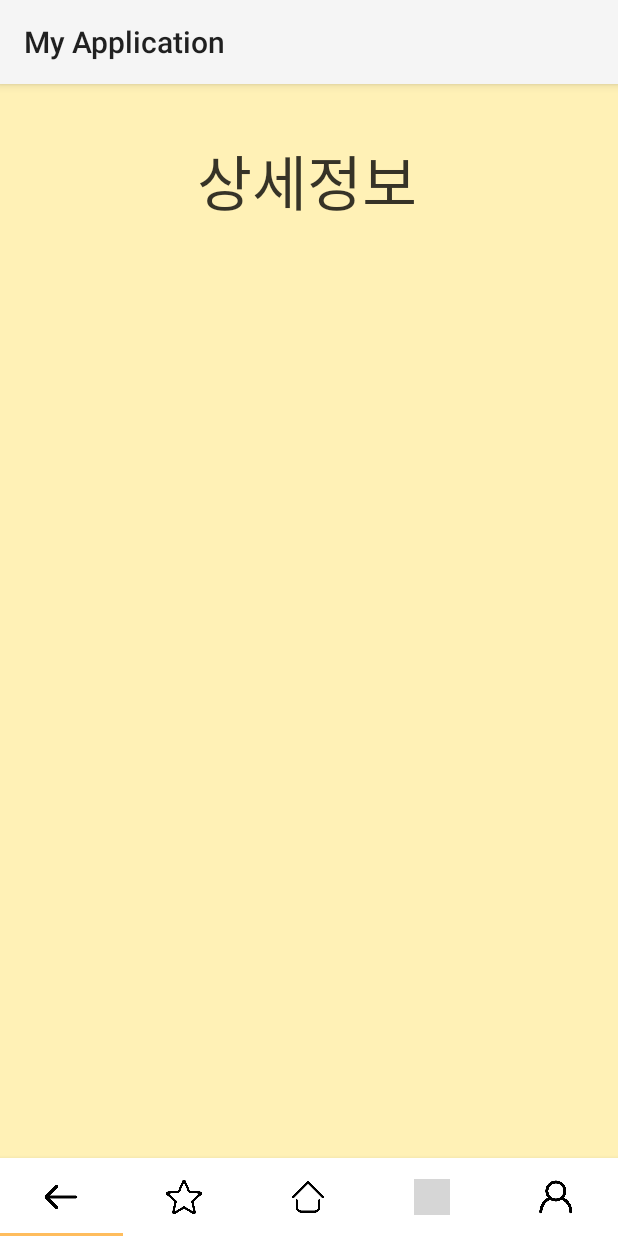
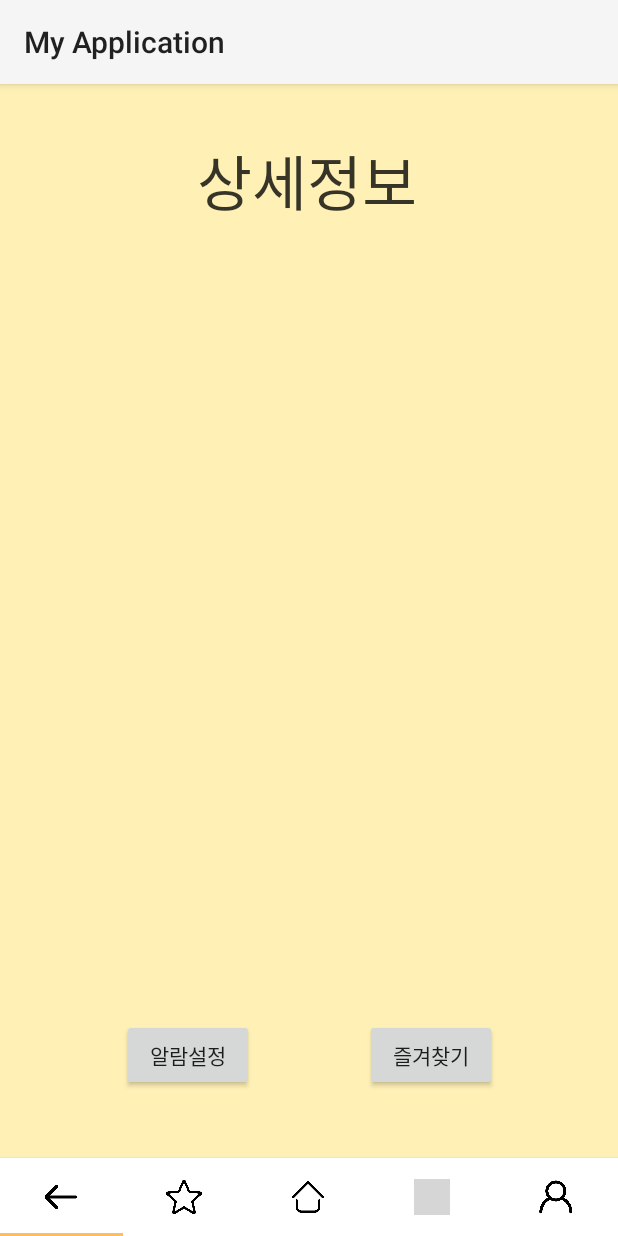
Before and after one commit to legowww/TTO-app, an Android app: the Detail screen opened directly, with no data from a screen before it, on a phone screen of 412 x 824 dp. Run offline under Robolectric (Android 15) with nearby library versions, the phone set to English and light mode, and no system bars; 1 statement that could not run was skipped; grey boxes are pictures that could not be loaded.

```diff
--- a/front/MyApplication_luis/MyApplication_luis/app/src/main/java/com/example/myapplication/Detail.kt
+++ b/front/MyApplication_luis/MyApplication_luis/app/src/main/java/com/example/myapplication/Detail.kt
@@ -13,7 +13,6 @@ class Detail : AppCompatActivity() {
     override fun onCreate(savedInstanceState: Bundle?) {
         super.onCreate(savedInstanceState)
         setContentView(R.layout.activity_detail)
-
 
         val back = Intent(this,Routelist::class.java)
         val star = Intent(this,Favorites::class.java)
--- a/front/MyApplication_luis/MyApplication_luis/app/src/main/res/layout/activity_detail.xml
+++ b/front/MyApplication_luis/MyApplication_luis/app/src/main/res/layout/activity_detail.xml
@@ -26,17 +26,17 @@
     <TextView
         android:id="@+id/detail2"
         android:layout_width="320dp"
-        android:layout_height="480dp"
+        android:layout_height="450dp"
         android:fontFamily="@font/jalnan"
         android:gravity="center"
         android:text="안녕하세요"
         android:textSize="14sp"
         app:layout_constraintBottom_toBottomOf="parent"
         app:layout_constraintEnd_toEndOf="parent"
-        app:layout_constraintHorizontal_bias="0.497"
+        app:layout_constraintHorizontal_bias="0.494"
         app:layout_constraintStart_toStartOf="parent"
         app:layout_constraintTop_toTopOf="parent"
-        app:layout_constraintVertical_bias="0.499" />
+        app:layout_constraintVertical_bias="0.402" />
 
     <com.google.android.material.tabs.TabLayout
         android:id="@+id/tabs"
@@ -85,4 +85,28 @@
 
     </com.google.android.material.tabs.TabLayout>
 
+    <Button
+        android:id="@+id/alarm"
+        android:layout_width="wrap_content"
+        android:layout_height="wrap_content"
+        android:text="알람설정"
+        app:layout_constraintBottom_toBottomOf="@+id/tabs"
+        app:layout_constraintEnd_toEndOf="parent"
+        app:layout_constraintHorizontal_bias="0.25"
+        app:layout_constraintStart_toStartOf="parent"
+        app:layout_constraintTop_toTopOf="parent"
+        app:layout_constraintVertical_bias="0.866" />
+
+    <Button
+        android:id="@+id/favorite"
+        android:layout_width="wrap_content"
+        android:layout_height="wrap_content"
+        android:text="즐겨찾기"
+        app:layout_constraintBottom_toBottomOf="@+id/tabs"
+        app:layout_constraintEnd_toEndOf="parent"
+        app:layout_constraintHorizontal_bias="0.75"
+        app:layout_constraintStart_toStartOf="parent"
+        app:layout_constraintTop_toTopOf="parent"
+        app:layout_constraintVertical_bias="0.866" />
+
 </androidx.constraintlayout.widget.ConstraintLayout>
```
